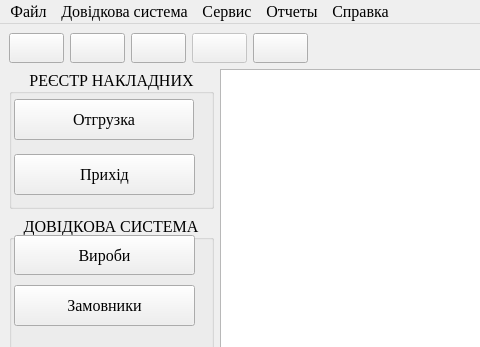
The window that mainwindow.ui (andrboyko/zbyt) describes before a commit, drawn with Qt 5; both pictures show x 0 to 480 and y 0 to 347 of the 950 by 600 pixel window.
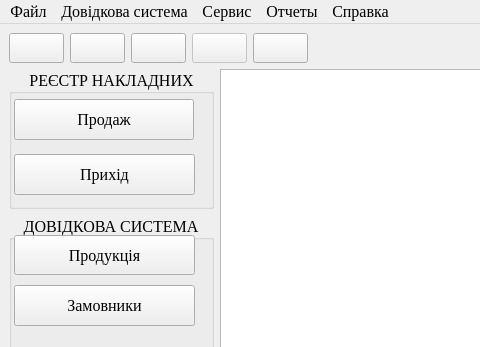
The same window after the commit. Icons and pictures are not drawn.

The edit to the form file:
```diff
--- a/mainwindow.ui
+++ b/mainwindow.ui
@@ -488,7 +488,7 @@
           <bool>false</bool>
          </property>
          <property name="text">
-          <string>Отгрузка</string>
+          <string>Продаж</string>
          </property>
          <property name="icon">
           <iconset resource="ico.qrc">
@@ -595,7 +595,7 @@
           <bool>false</bool>
          </property>
          <property name="text">
-          <string>Вироби</string>
+          <string>Продукція</string>
          </property>
          <property name="icon">
           <iconset resource="ico.qrc">
```
Left out of the diff: 10 changed lines with no effect on the pictures.
